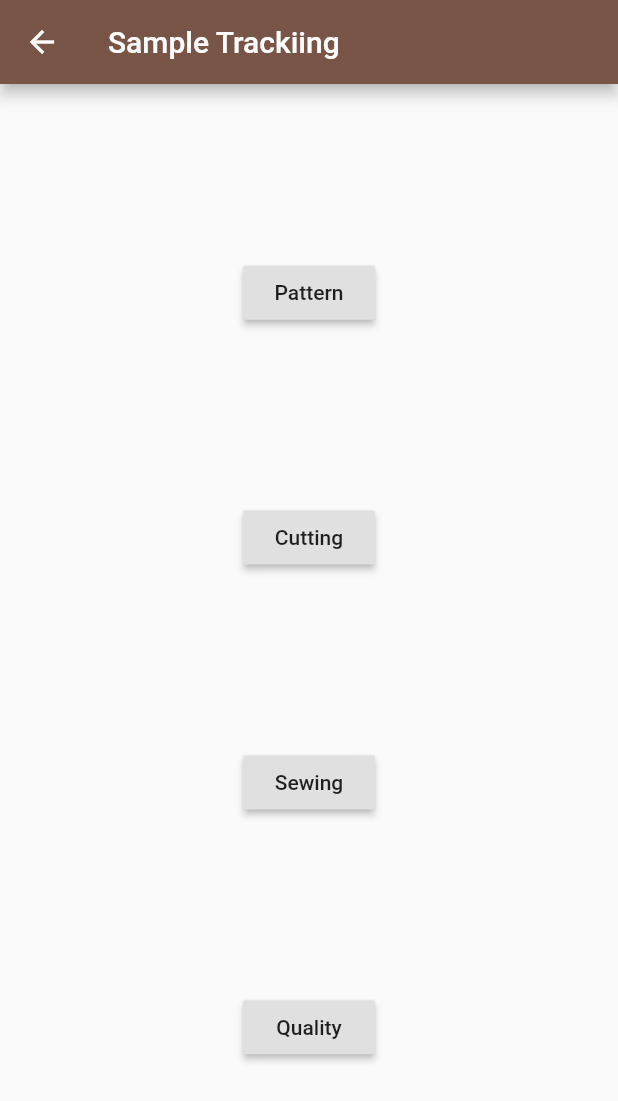
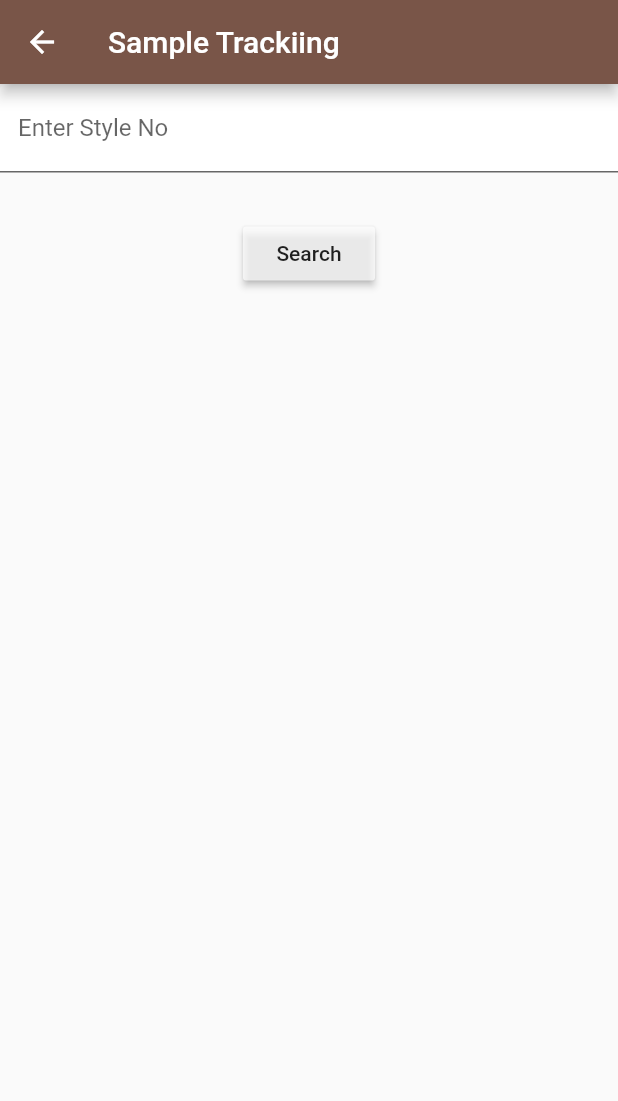
Before and after one commit to sambitraze/AARVI_TEXTILES, a Flutter app: the SampleTrack screen opened by its route, on a phone screen of 412 x 824 dp. Shown: the top 1101 px of the screen. Run offline on Flutter 3.47's test engine with Material 2 defaults, Android fonts, the phone set to English and light mode, and no system bars; our stand-ins replace cloud_firestore, file_picker, firebase_auth, firebase_storage, flutter_datetime_picker; accounts and stored records are empty.

Commit message:
Fixed date picker and samples screen

```diff
--- a/lib/Screens/MerchandisingMang/SampleTrack.dart
+++ b/lib/Screens/MerchandisingMang/SampleTrack.dart
@@ -2,15 +2,64 @@ import 'package:aarvi_textiles/Screens/MerchandisingMang/Style.dart';
 import 'package:flutter/cupertino.dart';
 import 'package:flutter/material.dart';
 import 'package:aarvi_textiles/services/database/Styles.dart';
-class SampleTrack extends StatelessWidget {
+
+class SampleTrack extends StatefulWidget {
+  @override
+  _SampleTrackState createState() => _SampleTrackState();
+}
+
+class _SampleTrackState extends State<SampleTrack> {
+  String inputStyleNo;
+  bool _styleExists = false;
+  Styles s;
+  var _scaffoldState = GlobalKey<ScaffoldState>();
+
+  Form SearchStyle() => Form(
+        child: Column(
+          children: <Widget>[
+            TextFormField(
+              onChanged: (val) => inputStyleNo = val,
+              decoration: InputDecoration(
+                  focusColor: Colors.white,
+                  fillColor: Colors.white,
+                  filled: true,
+                  labelText: "Enter Style No"),
+            ),
+            SizedBox(
+              height: 30,
+            ),
+            MaterialButton(
+              color: Colors.white70,
+              child: Text("Search"),
+              onPressed: () async {
+                s = await Styles.getStyleFromStyleNo(inputStyleNo);
+                if (s != null) {
+                  setState(() {
+                    _styleExists = true;
+                  });
+                } else {
+                  _scaffoldState.currentState.showSnackBar(SnackBar(
+                    content: Text("Style does not exist"),
+                  ));
+                }
+              },
+            )
+          ],
+        ),
+      );
+
   @override
   Widget build(BuildContext context) {
+    initState() {}
     return Scaffold(
-      appBar:AppBar(
+      key: _scaffoldState,
+      appBar: AppBar(
         title: Text("Sample Trackiing"),
       ),
       body: Center(
-        child: Column(
+        child: !_styleExists
+            ? SearchStyle()
+            : Column(
                 mainAxisAlignment: MainAxisAlignment.spaceEvenly,
                 children: <Widget>[
                   RaisedButton(
@@ -18,7 +67,6 @@ class SampleTrack extends StatelessWidget {
                       Navigator.pushNamed(context, '/Pattern');
                     },
                     child: Text('Pattern'),
-
                   ),
                   RaisedButton(
                     onPressed: () {
--- a/lib/services/database/Styles.dart
+++ b/lib/services/database/Styles.dart
@@ -75,7 +75,8 @@ class Styles{
    Styles s;
    await document.get().then((value) async {
      if(value.exists){
-       s = Styles.setSampleTrack(styleNo: value.data['styleNo'],patternCompleted: value.data['patternCompleted'],patternCorrectionReq: value.data['patternCorrectionRequired'],expectedDateOfPatternCompletion: DateTime.now());
+       s = Styles.setSampleTrack(styleNo: value.data['styleNo'],patternCompleted: value.data['patternCompleted'],patternCorrectionReq: value.data['patternCorrectionRequired'],
+           expectedDateOfPatternCompletion: (value.data['expectedDateOfPatternCompletion'] as Timestamp).toDate());
        print("FETCHED");
      }
      else{
@@ -94,7 +95,7 @@ class Styles{
     await doc.get().then((value) {
       if(value.exists){
         print("Exists");
-        s = Styles.getCutting(styleNo: value.data['styleNo'],totalPiecesToBeCut: value.data['totalPiecesToBeCut'],expectedDateToCutting: value.data['expectedDateToCutting'],
+        s = Styles.getCutting(styleNo: value.data['styleNo'],totalPiecesToBeCut: value.data['totalPiecesToBeCut'],expectedDateToCutting: (value.data['expectedDateToCutting'] as Timestamp).toDate(),
         cuttingReq: (value.data['cuttingReq'] ?? false),cuttingManPowerReq: value.data['cuttingManPowerReq'],sampleType: value.data['sampleType']);
       }
       else{
@@ -112,6 +113,7 @@ class Styles{
           'manPowerRequired': this.cuttingManPowerReq,
           'sampleType': this
               .sampleType,
+          'expectedDateOfCuttingCompletion':expectedDateToCutting
         });
       } catch (e) {
         print(e.toString());
```
Also changed, not shown: lib/Screens/MerchandisingMang/SampleTracking/SampleTrackCutting.dart (+25 -31 lines), lib/Screens/MerchandisingMang/SampleTracking/SampleTrackPattern.dart (+64 -51 lines), pubspec.lock. Lines whose indentation alone changed are shown as unchanged.
